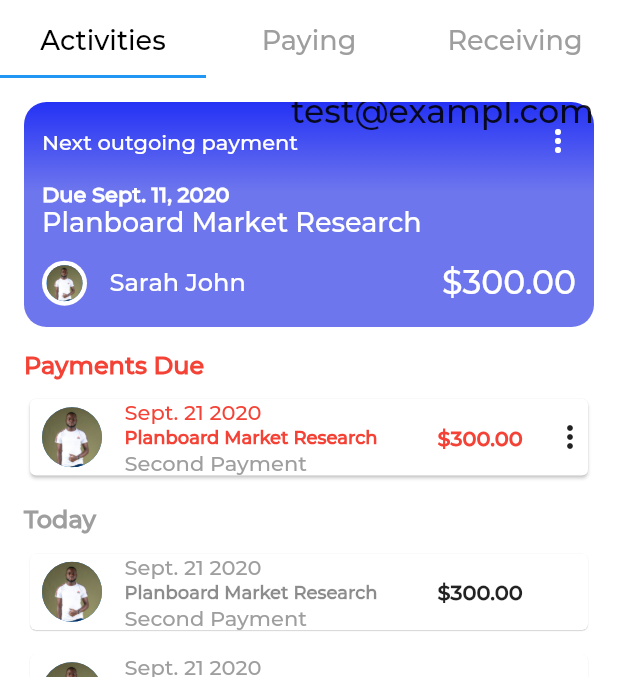
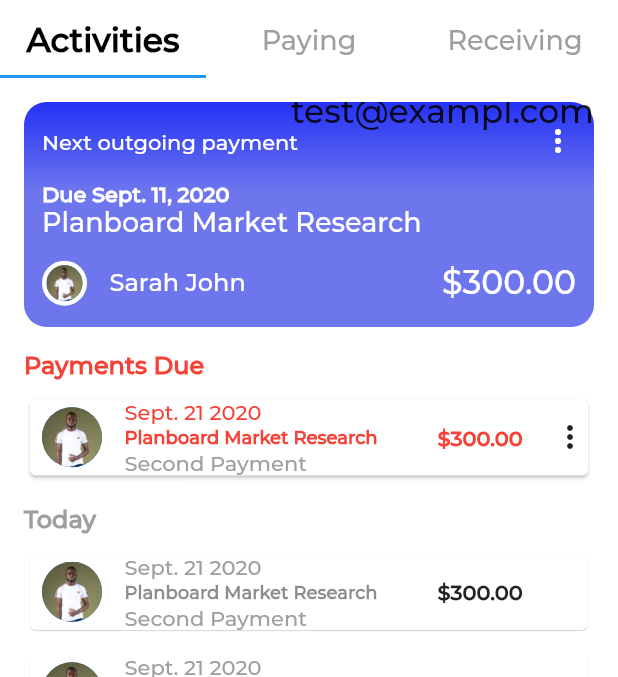
Before and after one commit to dapetoo/ui-test, a Flutter app: the HomeScreen screen opened directly, on a phone screen of 412 x 824 dp, the part 78-755 px from its top. Run offline on Flutter 3.47's test engine with Material 2 defaults, Android fonts, the phone set to English and light mode, and no system bars.

Commit message:
screenshots

```diff
--- a/lib/screens/home_screen.dart
+++ b/lib/screens/home_screen.dart
@@ -75,8 +75,8 @@ class HomeScreen extends StatelessWidget {
                 'Activities',
                 style: TextStyle(
                     color: Colors.black,
-                    fontSize: 18.0,
-                    fontWeight: FontWeight.w600),
+                    fontSize: 22.0,
+                    fontWeight: FontWeight.bold),
               ),
             ),
             Tab(
--- a/lib/screens/welcome_screen.dart
+++ b/lib/screens/welcome_screen.dart
@@ -1,5 +1,4 @@
 import 'screens.dart';
-import 'package:flutter/cupertino.dart';
 import 'package:flutter/material.dart';
 
 class WelcomeScreen extends StatelessWidget {
--- a/lib/widgets/activities_tab.dart
+++ b/lib/widgets/activities_tab.dart
@@ -1,7 +1,5 @@
-import 'package:flutter/cupertino.dart';
 import 'package:flutter/material.dart';
-import 'package:voomsway_task_app/widgets/card_dashboard.dart';
-import 'package:voomsway_task_app/widgets/items_list.dart';
+import 'package:voomsway_task_app/widgets/widgets.dart';
 
 class ActivitiesTab extends StatelessWidget {
   @override
@@ -59,6 +57,7 @@ class ActivitiesTab extends StatelessWidget {
             SizedBox(
               height: 8.0,
             ),
+            //ListView.builder(itemBuilder: null),
             ItemsList2(),
             SizedBox(
               height: 8.0,
--- a/lib/widgets/card_dashboard.dart
+++ b/lib/widgets/card_dashboard.dart
@@ -1,4 +1,3 @@
-import 'package:flutter/cupertino.dart';
 import 'package:flutter/material.dart';
 
 class CardDashboard extends StatelessWidget {
--- a/lib/widgets/widgets.dart
+++ b/lib/widgets/widgets.dart
@@ -1 +1,2 @@
 export 'card_dashboard.dart';
+export 'items_list.dart';
```
Also changed, not shown: lib/widgets/round_icon_button.dart (deleted, +0 -16 lines), 2 other files.
